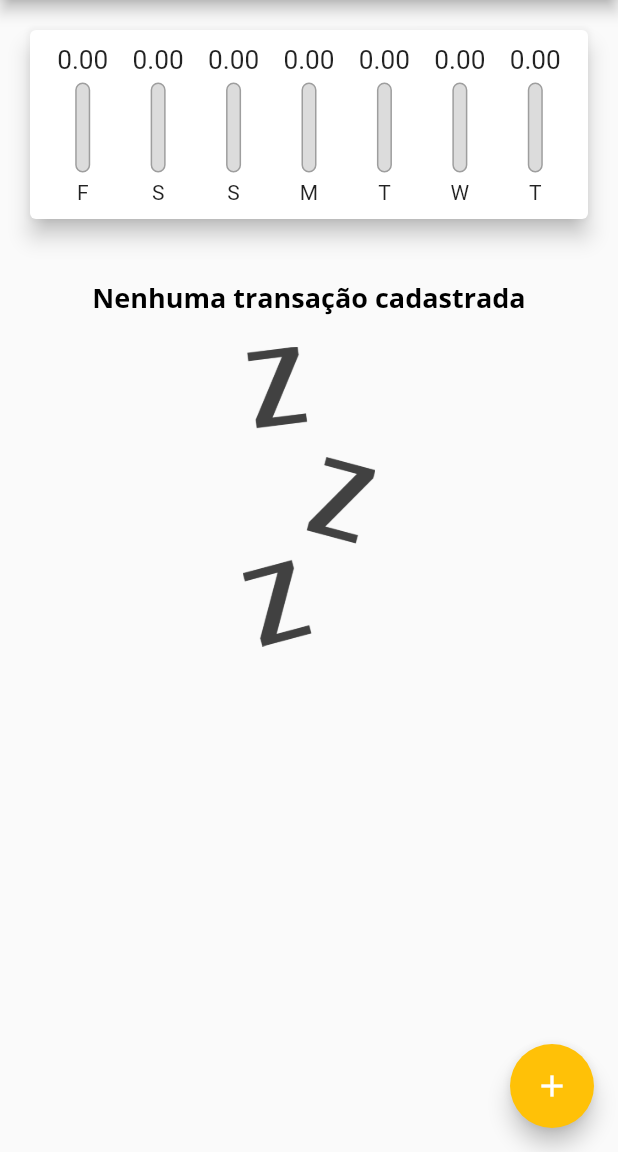
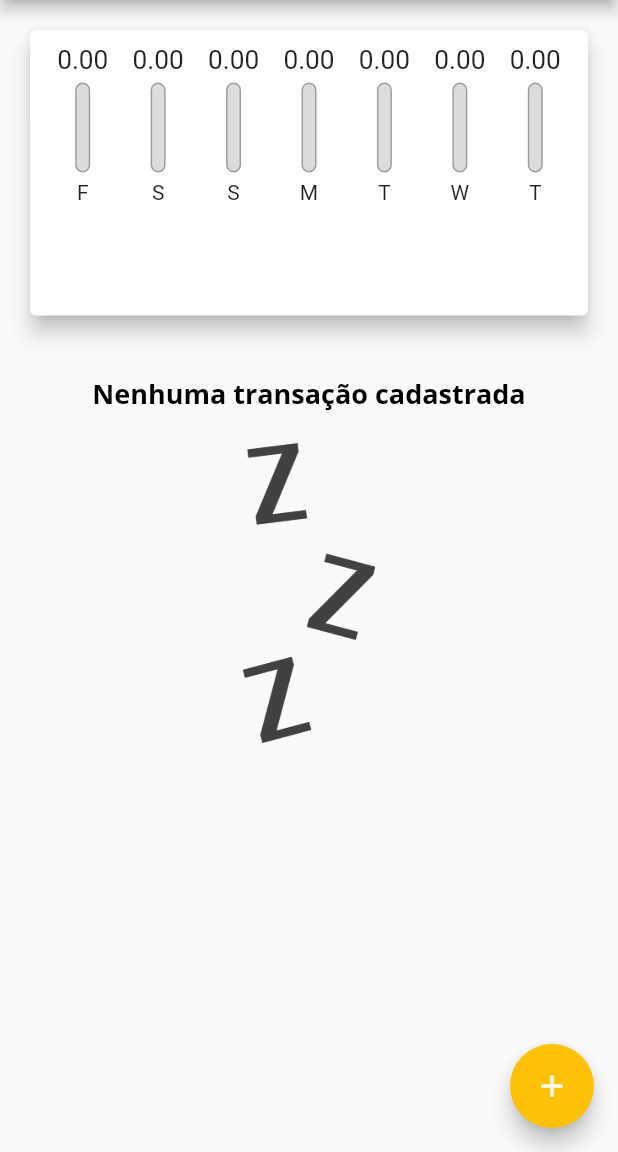
Before and after one commit to andersonmmendes/curso-flutter-expenses, a Flutter app: the screen it shows after launch, on a phone screen of 412 x 824 dp, the part 84-1236 px from its top. Run offline on Flutter 3.47's test engine with Material 2 defaults, Android fonts, the phone set to English and light mode, and no system bars.

Commit message:
Aula 141 - Finalizada

```diff
--- a/lib/components/transaction_list.dart
+++ b/lib/components/transaction_list.dart
@@ -10,9 +10,7 @@ class TransactionList extends StatelessWidget {
 
   @override
   Widget build(BuildContext context) {
-    return Container(
-      height: 300,
-      child: transactions.isEmpty
+    return transactions.isEmpty
         ? Column(
             children: [
               SizedBox(
@@ -73,7 +71,6 @@ class TransactionList extends StatelessWidget {
                 ),
               );
             },
-            ),
           );
   }
 }
--- a/lib/main.dart
+++ b/lib/main.dart
@@ -91,8 +91,7 @@ class _MyHomePageState extends State<MyHomePage> {
 
   @override
   Widget build(BuildContext context) {
-    return Scaffold(
-      appBar: AppBar(
+    final appBar = AppBar(
       title: Text('Despesas Pessoais'),
       actions: [
         IconButton(
@@ -100,13 +99,26 @@ class _MyHomePageState extends State<MyHomePage> {
           icon: Icon(Icons.add),
         ),
       ],
-      ),
+    );
+
+    final availableHeight = MediaQuery.of(context).size.height -
+        appBar.preferredSize.height -
+        MediaQuery.of(context).padding.top;
+
+    return Scaffold(
+      appBar: appBar,
       body: SingleChildScrollView(
         child: Column(
           crossAxisAlignment: CrossAxisAlignment.stretch,
           children: [
-            Chart(_recentTransactions),
-            TransactionList(_transactions, _removeTransaction),
+            Container(
+              height: availableHeight * 0.3,
+              child: Chart(_recentTransactions),
+            ),
+            Container(
+              height: availableHeight * 0.7,
+              child: TransactionList(_transactions, _removeTransaction),
+            ),
           ],
         ),
       ),
```
Lines whose indentation alone changed are shown as unchanged.
